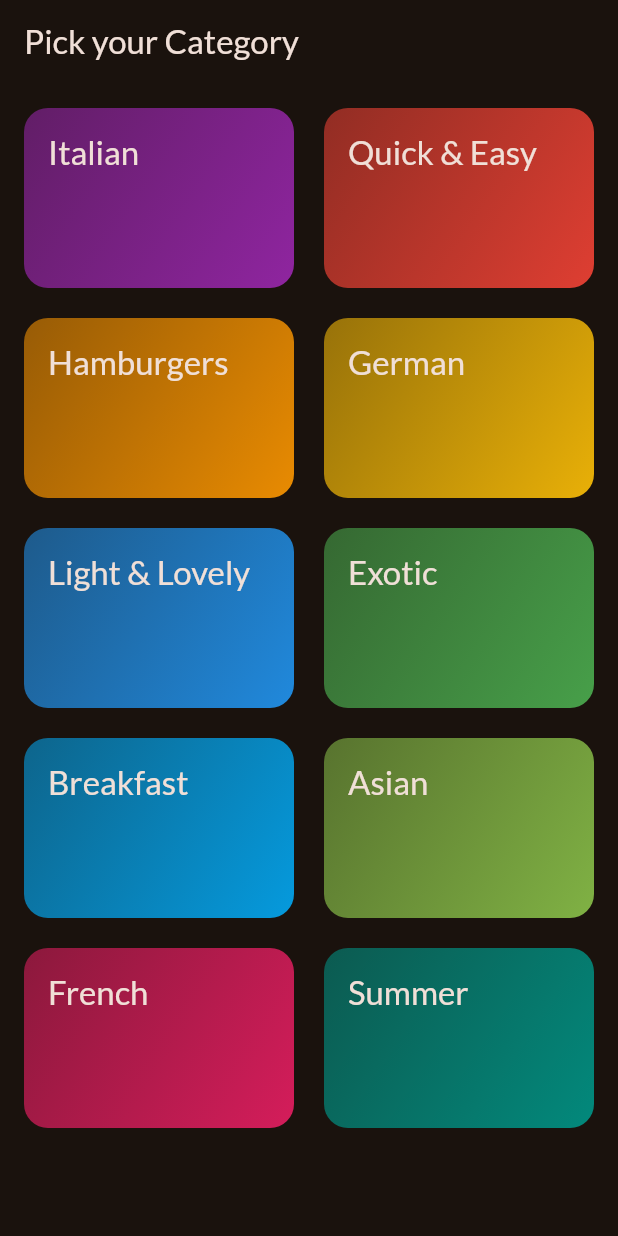
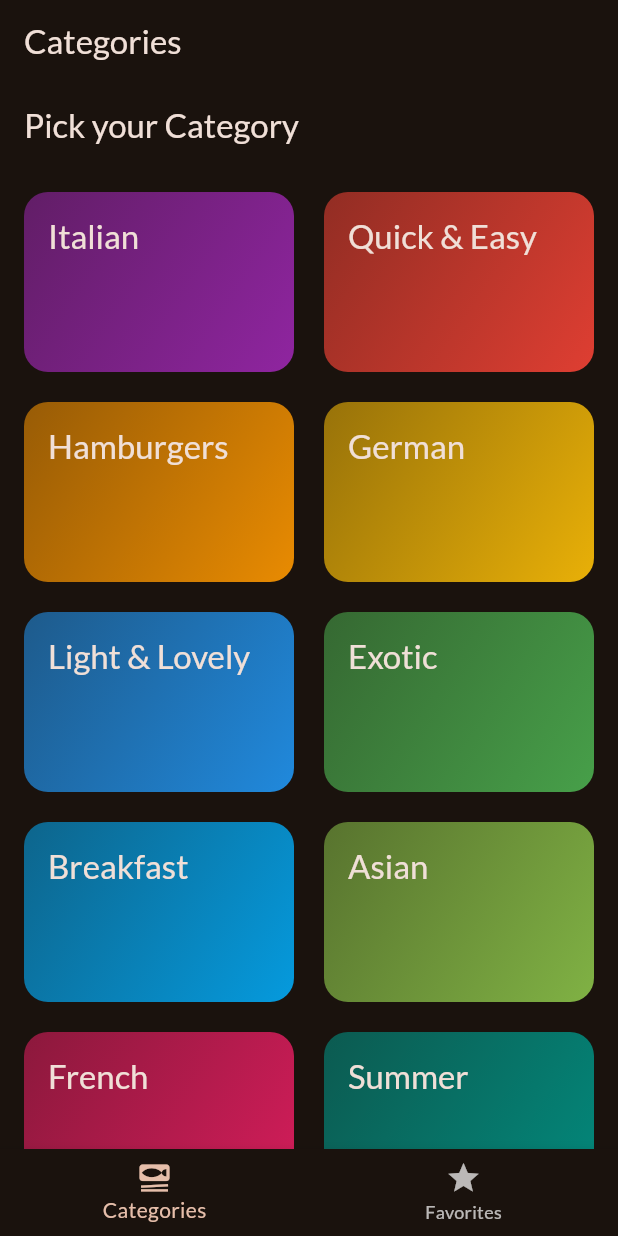
Before and after one commit to TeeWrath/Annapurna, a Flutter app: the screen it shows after launch, on a phone screen of 412 x 824 dp. Run offline on Flutter 3.47's test engine with Material 3 defaults, Android fonts, the light colour scheme and no system bars; our stand-ins replace google_fonts, transparent_image.

Commit message:
feat: bottom navigation bar added

```diff
--- a/lib/main.dart
+++ b/lib/main.dart
@@ -1,7 +1,7 @@
 import 'package:flutter/material.dart';
 
 import 'package:google_fonts/google_fonts.dart';
-import 'package:meals/screens/categories.dart';
+import 'package:meals/screens/tabs.dart';
 
 final theme = ThemeData(
   useMaterial3: true,
@@ -25,7 +25,7 @@ class App extends StatelessWidget {
     return MaterialApp(
       debugShowCheckedModeBanner: false,
       theme: theme,
-      home: const CategoriesScreen(),
+      home: const TabsScreen(),
       // home: const MealsScreen(title: 'something hai', meal: dummyMeals),
     );
   }
--- a/lib/screens/tabs.dart
+++ b/lib/screens/tabs.dart
@@ -1,4 +1,6 @@
 import 'package:flutter/material.dart';
+import 'package:meals/screens/categories.dart';
+import 'package:meals/screens/meals.dart';
 
 class TabsScreen extends StatefulWidget {
   const TabsScreen({super.key});
@@ -8,8 +10,34 @@ class TabsScreen extends StatefulWidget {
 }
 
 class _TabsScreenState extends State<TabsScreen> {
+  int _selectedPageIndex = 0;
+
+  void _selectPage(int index) {
+    setState(() {
+      _selectedPageIndex = index;
+    });
+  }
+
   @override
   Widget build(BuildContext context) {
-    return const Placeholder();
+    Widget activePage = const CategoriesScreen();
+    String activePageTitle = 'Categories';
+
+    if (_selectedPageIndex == 1) {
+      activePage = const MealsScreen(title: 'Favorites', meal: []);
+      activePageTitle = 'Your Favorites';
+    }
+    return Scaffold(
+      appBar: AppBar(
+        title: Text(activePageTitle),
+      ),
+      body: activePage,
+      bottomNavigationBar:
+          BottomNavigationBar(onTap: _selectPage, items: const [
+        BottomNavigationBarItem(
+            icon: Icon(Icons.set_meal), label: 'Categories'),
+        BottomNavigationBarItem(icon: Icon(Icons.star), label: 'Favorites')
+      ]),
+    );
   }
 }
```
